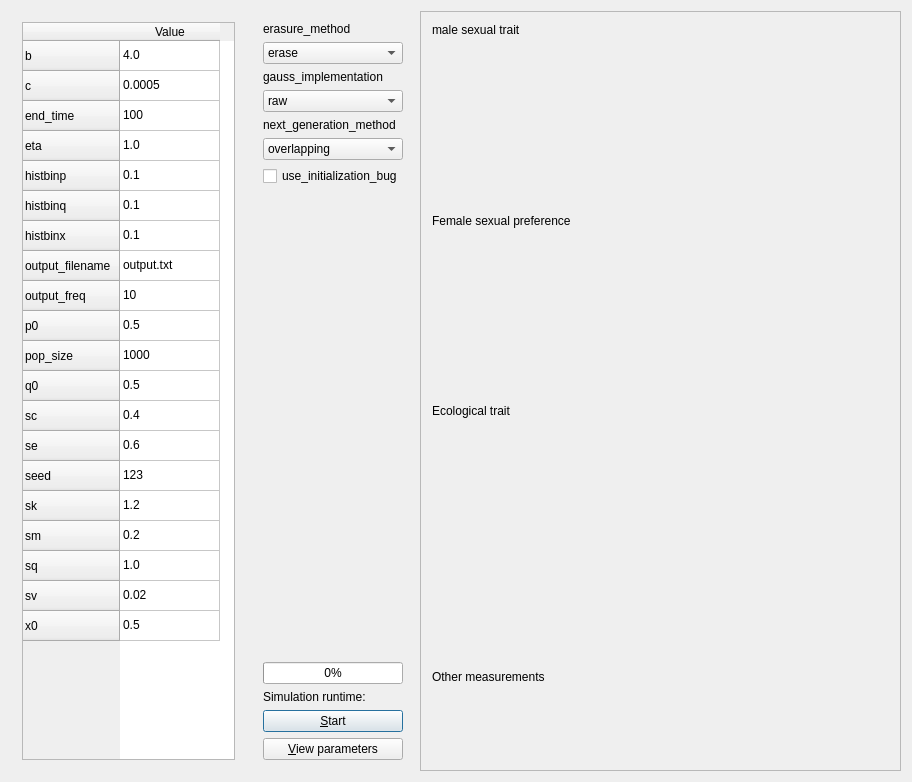
Old version of the form sado_qtdialog.ui in the repository richelbilderbeek/pbdmms.
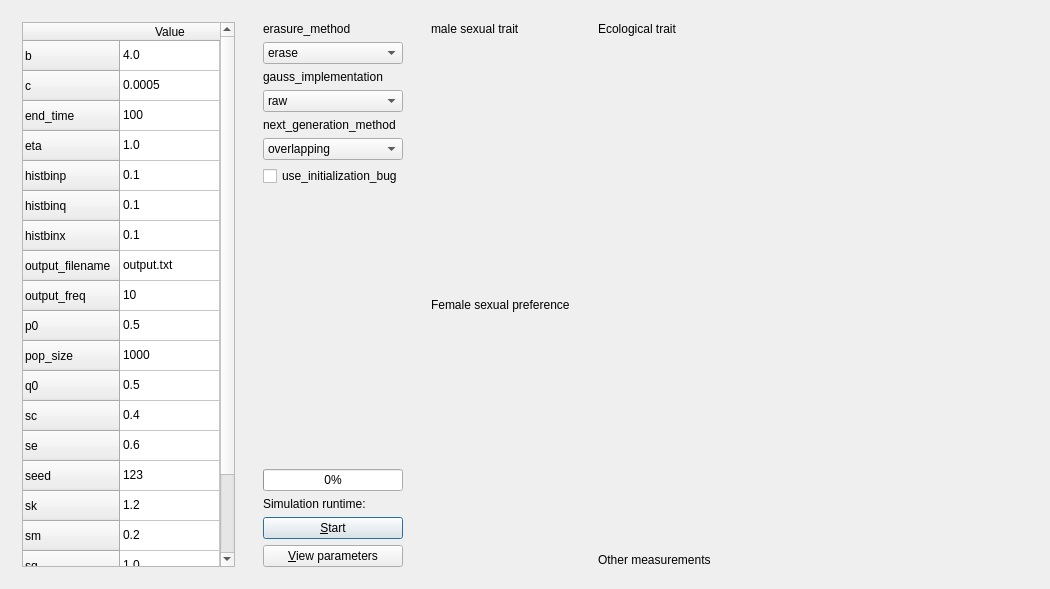
New version of the form. Custom widgets are drawn as their Qt base class.

Patch:
```diff
--- a/sado_qtdialog.ui
+++ b/sado_qtdialog.ui
@@ -6,8 +6,8 @@
    <rect>
     <x>0</x>
     <y>0</y>
-    <width>912</width>
-    <height>782</height>
+    <width>1050</width>
+    <height>589</height>
    </rect>
   </property>
   <property name="windowTitle">
@@ -368,25 +368,13 @@
     </widget>
    </item>
    <item>
-    <widget class="QScrollArea" name="right_scroll_area">
-     <property name="widgetResizable">
-      <bool>true</bool>
-     </property>
-     <widget class="QWidget" name="results">
-      <property name="geometry">
-       <rect>
-        <x>0</x>
-        <y>0</y>
-        <width>475</width>
-        <height>760</height>
-       </rect>
-      </property>
+    <widget class="QWidget" name="widget_center_right" native="true">
       <layout class="QVBoxLayout" name="verticalLayout_3">
        <item>
         <widget class="QLabel" name="label_male_trait">
          <property name="sizePolicy">
           <sizepolicy hsizetype="Preferred" vsizetype="Maximum">
-           <horstretch>0</horstretch>
+          <horstretch>1</horstretch>
            <verstretch>0</verstretch>
           </sizepolicy>
          </property>
@@ -421,11 +409,23 @@
        <item>
         <widget class="ribi::QtSurfacePlotWidget" name="female_preference" native="true"/>
        </item>
+     </layout>
+    </widget>
+   </item>
+   <item>
+    <widget class="QWidget" name="widget_right" native="true">
+     <property name="sizePolicy">
+      <sizepolicy hsizetype="Preferred" vsizetype="Preferred">
+       <horstretch>1</horstretch>
+       <verstretch>0</verstretch>
+      </sizepolicy>
+     </property>
+     <layout class="QVBoxLayout" name="verticalLayout_4">
        <item>
         <widget class="QLabel" name="label_ecological_trait">
          <property name="sizePolicy">
           <sizepolicy hsizetype="Preferred" vsizetype="Maximum">
-           <horstretch>0</horstretch>
+          <horstretch>1</horstretch>
            <verstretch>0</verstretch>
           </sizepolicy>
          </property>
@@ -442,13 +442,18 @@
          <property name="enabled">
           <bool>true</bool>
          </property>
+        <property name="sizePolicy">
+         <sizepolicy hsizetype="Preferred" vsizetype="Maximum">
+          <horstretch>0</horstretch>
+          <verstretch>0</verstretch>
+         </sizepolicy>
+        </property>
          <property name="text">
           <string>Other measurements</string>
          </property>
         </widget>
        </item>
       </layout>
-     </widget>
     </widget>
    </item>
   </layout>
```
Left out of the diff: 2 changed lines with no effect on the pictures. Lines whose indentation alone changed are shown as unchanged.
